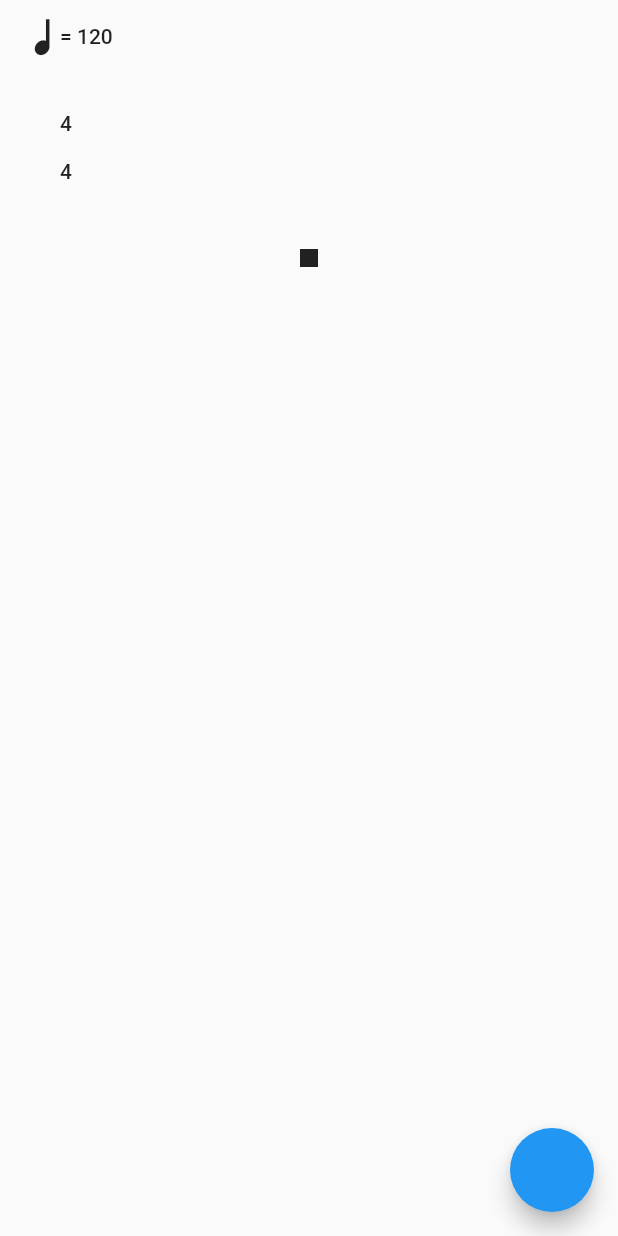
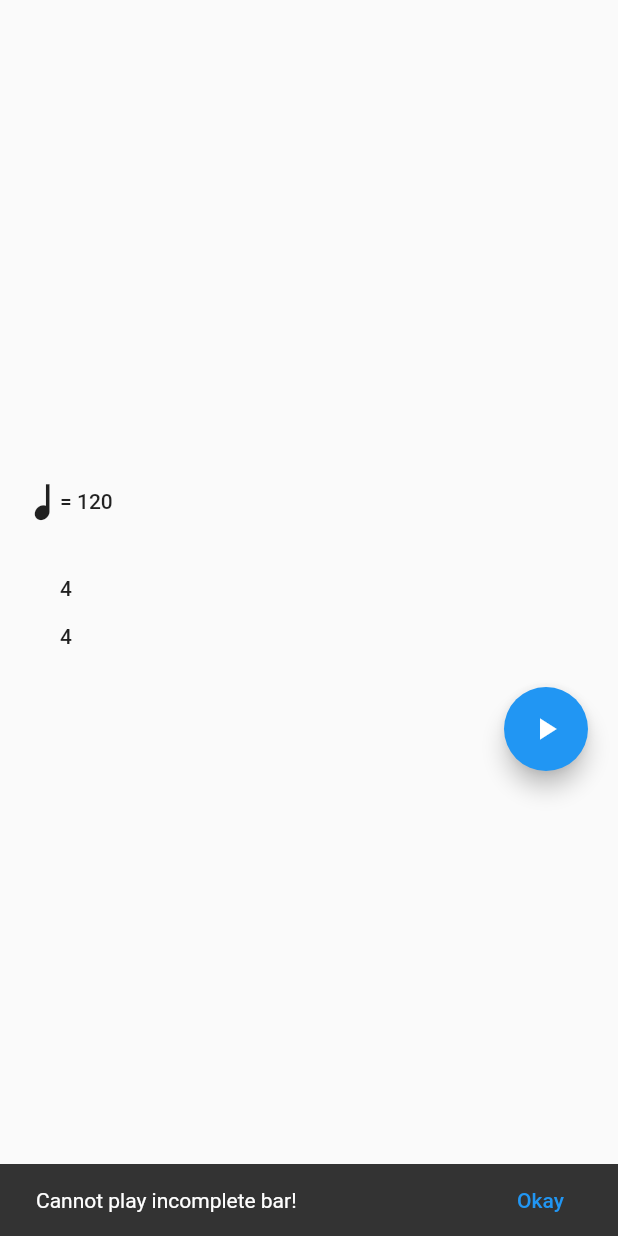
Before and after one commit to zeucapua/rit_app, a Flutter app: the RhythmPlayerPage screen opened directly, after a tap on the "play arrow" icon, on a phone screen of 412 x 824 dp. Run offline on Flutter 3.47's test engine with Material 2 defaults, Android fonts, the phone set to English and light mode, and no system bars; our stand-ins replace numberpicker, shared_preferences; missing offline and left inert: flutter_midi; accounts and stored records are empty.

Commit message:
updated looks and added checkBar & error snackbars for functions

```diff
--- a/lib/pages/RhythmPlayerPage.dart
+++ b/lib/pages/RhythmPlayerPage.dart
@@ -25,19 +25,21 @@ class RhythmPlayerPageState extends State<RhythmPlayerPage> {
   List<Beat> beats;
   List<BeatDisplay> beatDisplays;
 
+  final GlobalKey<ScaffoldState> _scaffoldKey = new GlobalKey<ScaffoldState>();
 
   @override
   Widget build(BuildContext context) {
 
     return Scaffold(
-
+      key: _scaffoldKey,
       body: Container(
         child: SafeArea(
 
           child: Center(
 
               child: Column(
-
+                mainAxisAlignment: MainAxisAlignment.center,
+                crossAxisAlignment: CrossAxisAlignment.center,
                 children: <Widget>[
 
                   // tempo button
@@ -52,7 +54,9 @@ class RhythmPlayerPageState extends State<RhythmPlayerPage> {
                   ),
 
 
-                  Row(
+                  Align(
+                    alignment: FractionalOffset.center,
+                    child: Row(
                       children: <Widget>[
 
                         // time signature button
@@ -68,7 +72,7 @@ class RhythmPlayerPageState extends State<RhythmPlayerPage> {
                           onPressed: () => showTimeSignatureDialog(),
                         ),
                         Container(
-                        height: 100,
+                          height: 100.0,
                           child: ListView.builder(
                             reverse: false,
                             shrinkWrap: true  ,
@@ -83,13 +87,19 @@ class RhythmPlayerPageState extends State<RhythmPlayerPage> {
 
                       ],
                     ),
+                  ),
 
                   // play button
-                  FlatButton(
+                  Align(
+                    alignment: FractionalOffset.centerRight,
+                    child: Container(
+                      padding: EdgeInsets.only(right: 20.0),
+                      child: FloatingActionButton(
                         child: isMetronomePlaying ? Icon(Icons.stop) : Icon(Icons.play_arrow),
                         onPressed: () => togglePlayer(),
+                      ),
+                    ),
                   )
-
 
                 ],
               )
@@ -97,7 +107,7 @@ class RhythmPlayerPageState extends State<RhythmPlayerPage> {
         ),
       ),
 
-      floatingActionButton: FloatingActionButton(onPressed: () => addBeat(Beat(4), true)),
+      //floatingActionButton: FloatingActionButton(onPressed: () => addBeat(Beat(2), true)),
 
     );
 
@@ -141,6 +151,20 @@ class RhythmPlayerPageState extends State<RhythmPlayerPage> {
     });
     setTempoDuration();
   }
+  void setMetronomeIcon() {
+    setState(() {
+      switch (bottomTimeSignature) {
+        case 2:
+          metronomeIcon = Icon(Constants.half); break;
+        case 4:
+          metronomeIcon = Icon(Constants.quarter); break;
+        case 8:
+          metronomeIcon = Icon(Constants.eighth); break;
+        default:
+          metronomeIcon = Icon(Constants.quarter); break;
+      }
+    });
+  }
   void setTimeSignature(int topToSet, int botToSet) {
 
     Navigator.pop(context);
@@ -168,7 +192,13 @@ class RhythmPlayerPageState extends State<RhythmPlayerPage> {
     int beatsSum = 0;
     beats.forEach((beat) => beatsSum += beat.value);
 
-    if (beatsSum + toAdd.value > timeSignatureSum) { print('Error too long'); }
+    if (beatsSum + toAdd.value > timeSignatureSum) {
+      final errorBar = SnackBar(
+        content: Text('Bar already full!'),
+        action: SnackBarAction(label: 'Okay', onPressed: () => {}),
+      );
+      _scaffoldKey.currentState.showSnackBar(errorBar);
+    }
     else {
       if (isNote) { toAdd.setSound(60); }
       else { toAdd.setSound(-1); }
@@ -191,22 +221,6 @@ class RhythmPlayerPageState extends State<RhythmPlayerPage> {
   }
 
   // widget functions
-  void setMetronomeIcon() {
-    setState(() {
-      switch (bottomTimeSignature) {
-        case 2:
-          metronomeIcon = Icon(Constants.half); break;
-        case 4:
-          metronomeIcon = Icon(Constants.quarter); break;
-        case 8:
-          metronomeIcon = Icon(Constants.eighth); break;
-        default:
-          metronomeIcon = Icon(Constants.quarter); break;
-      }
-    });
-  }
-
-
   void initBeatDisplays() {
     beatDisplays = [];
     beats.forEach((beat) => beatDisplays.add(BeatDisplay(beat.value)));
@@ -221,7 +235,14 @@ class RhythmPlayerPageState extends State<RhythmPlayerPage> {
       beatDisplays.forEach((display) => display.setIsOn(false));
     });
   }
-
+  bool checkBar() {
+    // for togglePlayer() use
+    // check if the current num of beats is equal to the bar value
+    int timeSignatureSum = topTimeSignature * bottomTimeSignature;
+    int beatsSum = 0;
+    beats.forEach((beat) => beatsSum += beat.value);
+    return beatsSum == timeSignatureSum;
+  }
   void showTempoDialog() {
     int toSet = tempo;
 
@@ -311,6 +332,8 @@ class RhythmPlayerPageState extends State<RhythmPlayerPage> {
   // rhythm player functions
   void togglePlayer() {
     print('toggle');
+
+    if (checkBar()) {
       setState(() {
         isMetronomePlaying = isMetronomePlaying ? false : true;
         currentBeat = 0;
@@ -318,6 +341,15 @@ class RhythmPlayerPageState extends State<RhythmPlayerPage> {
 
       if (isMetronomePlaying) { playPlayer(); }
       else { timer.cancel(); disableBeatDisplays(); }
+    }
+    else {
+      final errorBar = SnackBar(
+        content: Text('Cannot play incomplete bar!'),
+        action: SnackBarAction(label: 'Okay', onPressed: () => {}),
+      );
+      _scaffoldKey.currentState.showSnackBar(errorBar);
+    }
+
   }
   void playPlayer() {
     print('playMetronome');
@@ -338,7 +370,7 @@ class RhythmPlayerPageState extends State<RhythmPlayerPage> {
 
     // add to current beat
     currentBeat++;
-    if (currentBeat == topTimeSignature) { currentBeat = 0; }
+    if (currentBeat == beats.length) { currentBeat = 0; }
     timer = Timer(current.beatDuration, () => playPlayer());
 
   }
```
Also changed, not shown: lib/pages/MetronomePage.dart (+25 -11 lines). Lines whose indentation alone changed are shown as unchanged.
